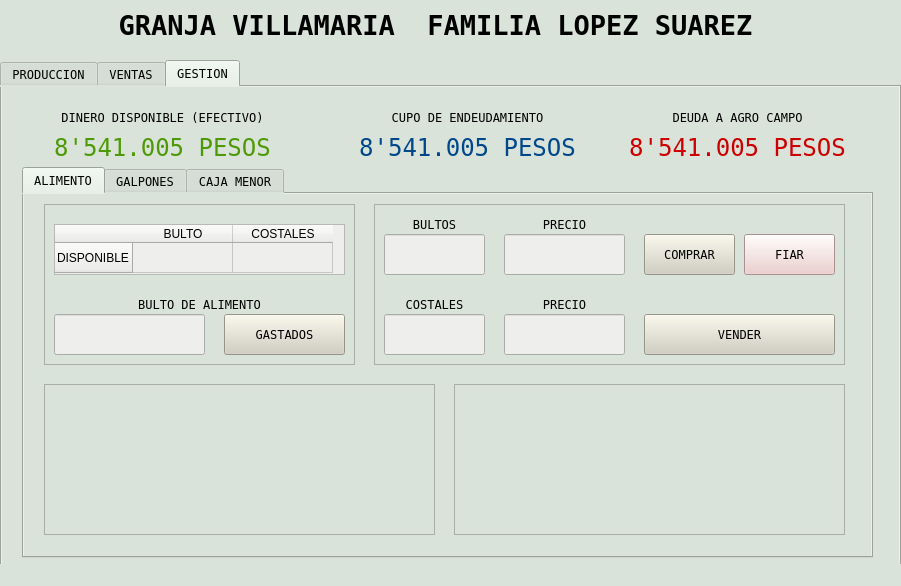
joaramirezra/Huevos-familia-lopez, file interfaz grafica/GUI.ui: the form before one commit.
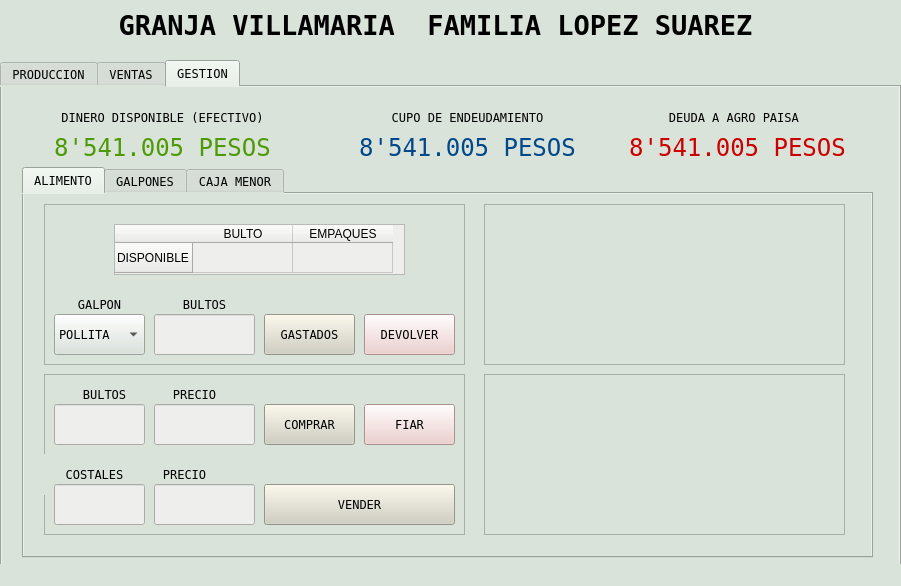
The form after the commit. The open tabs and pages were chosen to show the change. Custom widgets are drawn as their Qt base class.

```diff
--- a/interfaz grafica/GUI.ui
+++ b/interfaz grafica/GUI.ui
@@ -1202,7 +1202,7 @@
        </font>
       </property>
       <property name="text">
-       <string>DEUDA A AGRO CAMPO</string>
+       <string>DEUDA A AGRO PAISA </string>
       </property>
       <property name="alignment">
        <set>Qt::AlignCenter</set>
@@ -1319,7 +1319,7 @@
        </font>
       </property>
       <property name="currentIndex">
-       <number>2</number>
+       <number>0</number>
       </property>
       <widget class="QWidget" name="tab_7">
        <attribute name="title">
@@ -1330,7 +1330,7 @@
          <rect>
           <x>20</x>
           <y>10</y>
-          <width>311</width>
+          <width>421</width>
           <height>161</height>
          </rect>
         </property>
@@ -1343,7 +1343,7 @@
         <widget class="QTableWidget" name="tableWidget_4">
          <property name="geometry">
           <rect>
-           <x>10</x>
+           <x>70</x>
            <y>20</y>
            <width>291</width>
            <height>51</height>
@@ -1374,16 +1374,16 @@
          </column>
          <column>
           <property name="text">
-           <string>COSTALES</string>
+           <string>EMPAQUES</string>
           </property>
          </column>
         </widget>
         <widget class="QPushButton" name="pushButton_15">
          <property name="geometry">
           <rect>
-           <x>180</x>
+           <x>220</x>
            <y>110</y>
-           <width>121</width>
+           <width>91</width>
            <height>41</height>
           </rect>
          </property>
@@ -1402,9 +1402,9 @@
         <widget class="QLabel" name="label_55">
          <property name="geometry">
           <rect>
-           <x>10</x>
+           <x>110</x>
            <y>80</y>
-           <width>291</width>
+           <width>101</width>
            <height>41</height>
           </rect>
          </property>
@@ -1414,7 +1414,7 @@
           </font>
          </property>
          <property name="text">
-          <string>BULTO DE ALIMENTO</string>
+          <string>BULTOS</string>
          </property>
          <property name="alignment">
           <set>Qt::AlignCenter</set>
@@ -1423,9 +1423,9 @@
         <widget class="QLineEdit" name="lineEdit_14">
          <property name="geometry">
           <rect>
-           <x>10</x>
+           <x>110</x>
            <y>110</y>
-           <width>151</width>
+           <width>101</width>
            <height>41</height>
           </rect>
          </property>
@@ -1433,17 +1433,87 @@
           <string notr="true">background-color: rgb(238, 238, 236);</string>
          </property>
         </widget>
+        <widget class="QPushButton" name="pushButton_20">
+         <property name="geometry">
+          <rect>
+           <x>320</x>
+           <y>110</y>
+           <width>91</width>
+           <height>41</height>
+          </rect>
+         </property>
+         <property name="font">
+          <font>
+           <family>Andale Mono</family>
+          </font>
+         </property>
+         <property name="styleSheet">
+          <string notr="true">background-color: rgb(236, 201, 199);</string>
+         </property>
+         <property name="text">
+          <string>DEVOLVER</string>
+         </property>
+        </widget>
+        <widget class="QComboBox" name="comboBox_12">
+         <property name="geometry">
+          <rect>
+           <x>10</x>
+           <y>110</y>
+           <width>91</width>
+           <height>41</height>
+          </rect>
+         </property>
+         <property name="font">
+          <font>
+           <family>Andale Mono</family>
+          </font>
+         </property>
+         <item>
+          <property name="text">
+           <string>POLLITA</string>
+          </property>
+         </item>
+         <item>
+          <property name="text">
+           <string>GALLINA</string>
+          </property>
+         </item>
+        </widget>
+        <widget class="QLabel" name="label_48">
+         <property name="geometry">
+          <rect>
+           <x>10</x>
+           <y>80</y>
+           <width>91</width>
+           <height>41</height>
+          </rect>
+         </property>
+         <property name="font">
+          <font>
+           <family>Andale Mono</family>
+          </font>
+         </property>
+         <property name="text">
+          <string>GALPON</string>
+         </property>
+         <property name="alignment">
+          <set>Qt::AlignCenter</set>
+         </property>
+        </widget>
+        <zorder>label_48</zorder>
         <zorder>label_55</zorder>
         <zorder>tableWidget_4</zorder>
         <zorder>pushButton_15</zorder>
         <zorder>lineEdit_14</zorder>
+        <zorder>pushButton_20</zorder>
+        <zorder>comboBox_12</zorder>
        </widget>
        <widget class="QFrame" name="frame_6">
         <property name="geometry">
          <rect>
-          <x>350</x>
-          <y>10</y>
-          <width>471</width>
+          <x>20</x>
+          <y>180</y>
+          <width>421</width>
           <height>161</height>
          </rect>
         </property>
@@ -1456,7 +1526,7 @@
         <widget class="QPushButton" name="pushButton_13">
          <property name="geometry">
           <rect>
-           <x>270</x>
+           <x>220</x>
            <y>110</y>
            <width>191</width>
            <height>41</height>
@@ -1477,7 +1547,7 @@
         <widget class="QPushButton" name="pushButton_14">
          <property name="geometry">
           <rect>
-           <x>370</x>
+           <x>320</x>
            <y>30</y>
            <width>91</width>
            <height>41</height>
@@ -1498,7 +1568,7 @@
         <widget class="QLabel" name="label_40">
          <property name="geometry">
           <rect>
-           <x>10</x>
+           <x>0</x>
            <y>80</y>
            <width>101</width>
            <height>41</height>
@@ -1540,7 +1610,7 @@
         <widget class="QPushButton" name="pushButton_9">
          <property name="geometry">
           <rect>
-           <x>270</x>
+           <x>220</x>
            <y>30</y>
            <width>91</width>
            <height>41</height>
@@ -1561,7 +1631,7 @@
         <widget class="QLabel" name="label_38">
          <property name="geometry">
           <rect>
-           <x>140</x>
+           <x>100</x>
            <y>10</y>
            <width>101</width>
            <height>21</height>
@@ -1582,7 +1652,7 @@
         <widget class="QLabel" name="label_47">
          <property name="geometry">
           <rect>
-           <x>140</x>
+           <x>90</x>
            <y>80</y>
            <width>101</width>
            <height>41</height>
@@ -1605,7 +1675,7 @@
           <rect>
            <x>10</x>
            <y>30</y>
-           <width>101</width>
+           <width>91</width>
            <height>41</height>
           </rect>
          </property>
@@ -1618,7 +1688,7 @@
           <rect>
            <x>10</x>
            <y>110</y>
-           <width>101</width>
+           <width>91</width>
            <height>41</height>
           </rect>
          </property>
@@ -1629,9 +1699,9 @@
         <widget class="QLineEdit" name="lineEdit_12">
          <property name="geometry">
           <rect>
-           <x>130</x>
+           <x>110</x>
            <y>30</y>
-           <width>121</width>
+           <width>101</width>
            <height>41</height>
           </rect>
          </property>
@@ -1642,9 +1712,9 @@
         <widget class="QLineEdit" name="lineEdit_13">
          <property name="geometry">
           <rect>
-           <x>130</x>
+           <x>110</x>
            <y>110</y>
-           <width>121</width>
+           <width>101</width>
            <height>41</height>
           </rect>
          </property>
@@ -1652,13 +1722,13 @@
           <string notr="true">background-color: rgb(238, 238, 236);</string>
          </property>
         </widget>
+        <zorder>label_47</zorder>
         <zorder>label_38</zorder>
         <zorder>pushButton_13</zorder>
         <zorder>pushButton_14</zorder>
         <zorder>label_40</zorder>
         <zorder>label_39</zorder>
         <zorder>pushButton_9</zorder>
-        <zorder>label_47</zorder>
         <zorder>lineEdit_10</zorder>
         <zorder>lineEdit_11</zorder>
         <zorder>lineEdit_12</zorder>
@@ -1667,20 +1737,20 @@
        <widget class="PlotWidget" name="graphicsView_4">
         <property name="geometry">
          <rect>
-          <x>20</x>
-          <y>190</y>
-          <width>391</width>
-          <height>151</height>
+          <x>460</x>
+          <y>10</y>
+          <width>361</width>
+          <height>161</height>
          </rect>
         </property>
        </widget>
        <widget class="PlotWidget" name="graphicsView_5">
         <property name="geometry">
          <rect>
-          <x>430</x>
-          <y>190</y>
-          <width>391</width>
-          <height>151</height>
+          <x>460</x>
+          <y>180</y>
+          <width>361</width>
+          <height>161</height>
          </rect>
         </property>
        </widget>
```
